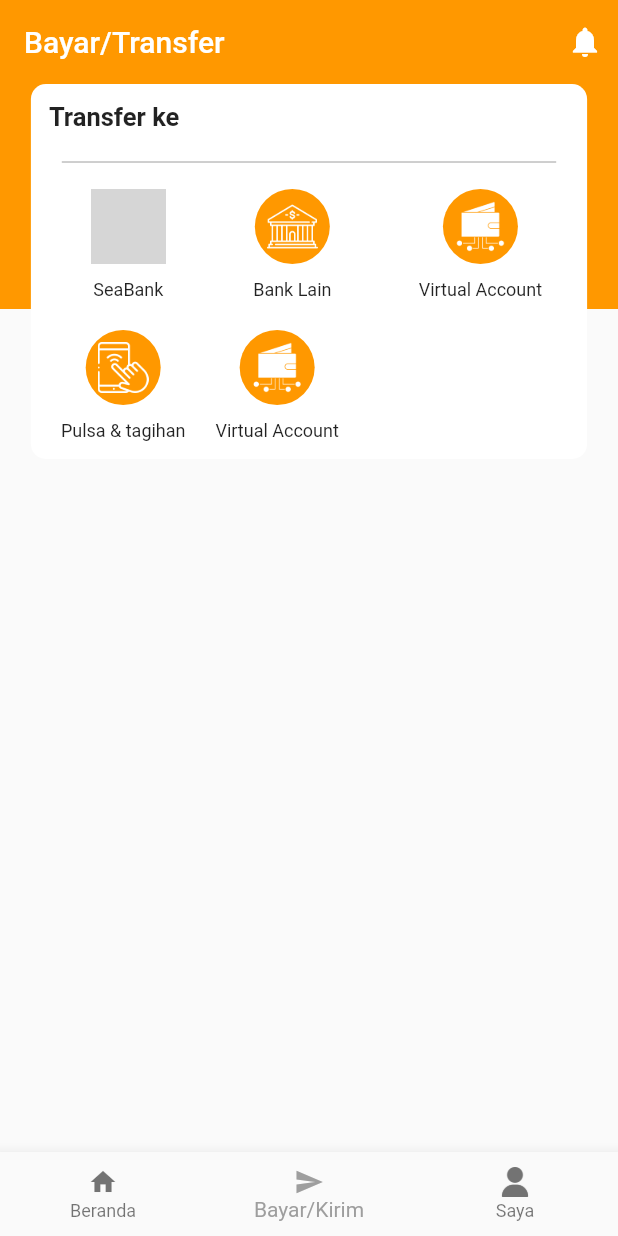
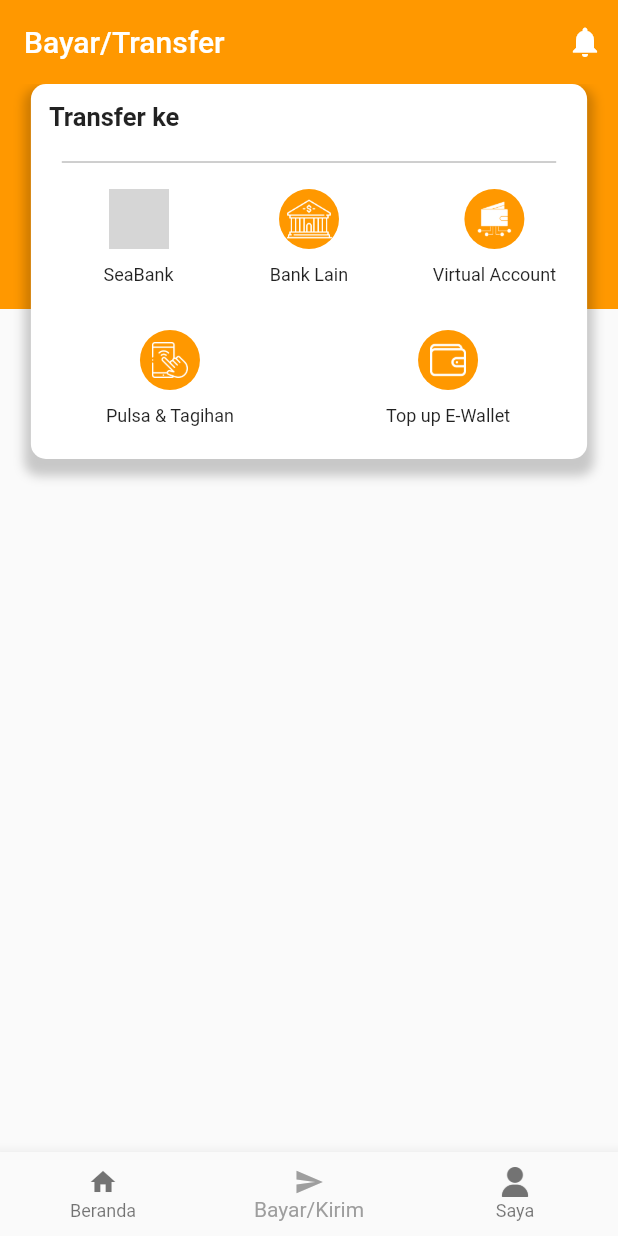
Before and after one commit to akasakaid/sea_bank_ui_clone, a Flutter app: the screen it shows after launch, item 2 of the bottom bar chosen, on a phone screen of 412 x 824 dp. Run offline on Flutter 3.47's test engine with Material 2 defaults, Android fonts, the phone set to English and light mode, and no system bars; grey boxes are pictures that could not be loaded.

Commit message:
update transaksi page , change padding to expanded

```diff
--- a/lib/menu_bawah.dart
+++ b/lib/menu_bawah.dart
@@ -1,8 +1,7 @@
-import 'package:Seabank/saya.dart';
-import 'package:Seabank/transaksi.dart';
 import 'package:flutter/material.dart';
-
 import 'beranda.dart';
+import 'saya.dart';
+import 'transaksi.dart';
 
 class BottomMenu extends StatefulWidget {
   const BottomMenu({Key? key}) : super(key: key);
--- a/lib/saya.dart
+++ b/lib/saya.dart
@@ -22,7 +22,7 @@
         children: [
           Container(
             width: MediaQuery.of(context).size.width,
-            height: 200,
+            height: 60,
             decoration: const BoxDecoration(
               color: Colors.orange,
 
--- a/lib/transaksi.dart
+++ b/lib/transaksi.dart
@@ -43,6 +43,15 @@
                   height: 250,
                   decoration: BoxDecoration(
                       color: Colors.white,
+                      boxShadow: [
+                          BoxShadow(
+                              color: Colors.black.withOpacity(0.2),
+                              spreadRadius: 4,
+                              blurRadius: 5,
+                              offset: const Offset(0, 7),
+                          ),
+                      ],
+
                       borderRadius: BorderRadius.circular(10)),
                   child: Column(
                     crossAxisAlignment: CrossAxisAlignment.start,
@@ -66,43 +75,48 @@
                       Padding(
                         padding: const EdgeInsets.only(top: 10),
                         child: Row(
-                          mainAxisAlignment: MainAxisAlignment.spaceBetween,
+                          mainAxisAlignment: MainAxisAlignment.start,
                           children: [
-                            Padding(
-                              padding: const EdgeInsets.only(left: 40),
+                            Expanded(
+                              flex: 3,
+                              child: Padding(
+                                padding: const EdgeInsets.only(left: 20),
                                 child: GestureDetector(
                                   onTap: () {},
                                   child: Column(
                                     children: [
                                       Image.asset(
                                         "assets/images/seabank_icon.png",
-                                      width: 50,
-                                      height: 50,
+                                        width: 40,
+                                        height: 40,
                                       ),
                                       const Padding(
                                         padding: EdgeInsets.only(top: 10),
-                                      child: Text(
-                                        "SeaBank",
-                                        style: TextStyle(fontSize: 12),
-                                      ),
+                                        child: Text("SeaBank",style: TextStyle(fontSize: 12),),
                                       ),
                                     ],
                                   ),
                                 ),
                               ),
-                            GestureDetector(
+                            ),
+                            Expanded(
+                              flex: 3,
+                              child: Padding(
+                                padding: const EdgeInsets.only(left: 0),
+                                child: GestureDetector(
                                   onTap: () {},
                                   child: Column(
                                     children: [
                                       Container(
-                                    width: 50,
-                                    height: 50,
+                                        width: 40,
+                                        height: 40,
                                         decoration: BoxDecoration(
                                           color: Colors.orange,
                                           borderRadius:
-                                            BorderRadius.circular(100)),
+                                              BorderRadius.circular(100),
+                                        ),
                                         child: Padding(
-                                      padding: const EdgeInsets.all(8.0),
+                                          padding: const EdgeInsets.all(5.0),
                                           child: Image.asset(
                                             "assets/images/bank_send.png",
                                             width: 40,
@@ -113,27 +127,28 @@
                                       ),
                                       const Padding(
                                         padding: EdgeInsets.only(top: 10),
-                                    child: Text(
-                                      "Bank Lain",
-                                      style: TextStyle(fontSize: 12),
+                                        child: Text("Bank Lain",style: TextStyle(fontSize: 12),),
                                       ),
-                                  )
                                     ],
                                   ),
                                 ),
-                            Padding(
-                              padding: const EdgeInsets.only(right: 30),
+                              ),
+                            ),
+                            Expanded(
+                              flex: 3,
+                              child: Padding(
+                                padding: const EdgeInsets.only(left: 0),
                                 child: GestureDetector(
                                   onTap: () {},
                                   child: Column(
                                     children: [
                                       Container(
-                                      width: 50,
-                                      height: 50,
+                                        width: 40,
+                                        height: 40,
                                         decoration: BoxDecoration(
                                           color: Colors.orange,
-                                          borderRadius:
-                                              BorderRadius.circular(100)),
+                                          borderRadius: BorderRadius.circular(100)
+                                        ),
                                         child: Padding(
                                           padding: const EdgeInsets.all(8.0),
                                           child: Image.asset(
@@ -146,34 +161,35 @@
                                       ),
                                       const Padding(
                                         padding: EdgeInsets.only(top: 10),
-                                      child: Text("Virtual Account",
-                                          style: TextStyle(fontSize: 12)),
-                                    )
+                                        child: Text("Virtual Account",style: TextStyle(fontSize: 12),),
+                                      ),
                                     ],
                                   ),
                                 ),
-                            )
+                              ),
+                            ),
                           ],
                         ),
                       ),
                       Padding(
-                        padding: const EdgeInsets.only(top: 20),
+                        padding: const EdgeInsets.only(top: 30),
                         child: Row(
                           mainAxisAlignment: MainAxisAlignment.start,
                           children: [
-                            Padding(
-                              padding: const EdgeInsets.only(left: 20),
+                            Expanded(
+                              flex: 2,
                               child: GestureDetector(
                                 onTap: () {},
                                 child: Column(
                                   children: [
                                     Container(
-                                      width: 50,
-                                      height: 50,
+                                      width: 40,
+                                      height: 40,
                                       decoration: BoxDecoration(
                                         color: Colors.orange,
                                         borderRadius:
-                                              BorderRadius.circular(100)),
+                                            BorderRadius.circular(100),
+                                      ),
                                       child: Padding(
                                         padding: const EdgeInsets.all(8.0),
                                         child: Image.asset(
@@ -187,31 +203,32 @@
                                     const Padding(
                                       padding: EdgeInsets.only(top: 10),
                                       child: Text(
-                                        "Pulsa & tagihan",
+                                        "Pulsa & Tagihan",
                                         style: TextStyle(fontSize: 12),
                                       ),
-                                    )
+                                    ),
                                   ],
                                 ),
                               ),
                             ),
-                            Padding(
-                              padding: const EdgeInsets.only(left: 20),
+                            Expanded(
+                              flex: 2,
                               child: GestureDetector(
                                 onTap: () {},
                                 child: Column(
                                   children: [
                                     Container(
-                                      width: 50,
-                                      height: 50,
+                                      width: 40,
+                                      height: 40,
                                       decoration: BoxDecoration(
                                         color: Colors.orange,
                                         borderRadius:
-                                              BorderRadius.circular(100)),
+                                            BorderRadius.circular(100),
+                                      ),
                                       child: Padding(
                                         padding: const EdgeInsets.all(8.0),
                                         child: Image.asset(
-                                          "assets/images/va.png",
+                                          "assets/images/wallet.png",
                                           width: 40,
                                           height: 40,
                                           color: Colors.white,
@@ -220,16 +237,18 @@
                                     ),
                                     const Padding(
                                       padding: EdgeInsets.only(top: 10),
-                                      child: Text("Virtual Account",
-                                          style: TextStyle(fontSize: 12)),
-                                    )
+                                      child: Text(
+                                        "Top up E-Wallet",
+                                        style: TextStyle(fontSize: 12),
+                                      ),
+                                    ),
                                   ],
                                 ),
                               ),
-                            )
+                            ),
                           ],
                         ),
-                      )
+                      ),
                     ],
                   ),
                 ),
--- a/pubspec.yaml
+++ b/pubspec.yaml
@@ -1,4 +1,4 @@
-name: Seabank
+name: sea_bank_ui_clone
 description: A new Flutter project.
 
 # The following line prevents the package from being accidentally published to
```
Also changed, not shown: 1 other file. Lines whose indentation alone changed are shown as unchanged.
